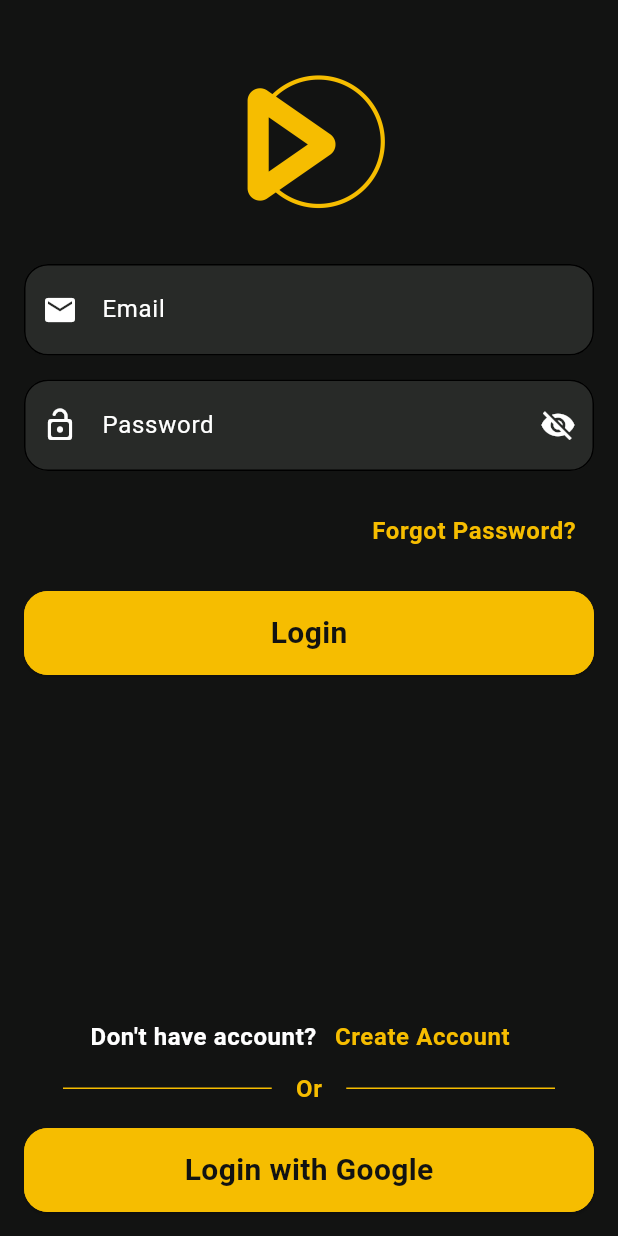
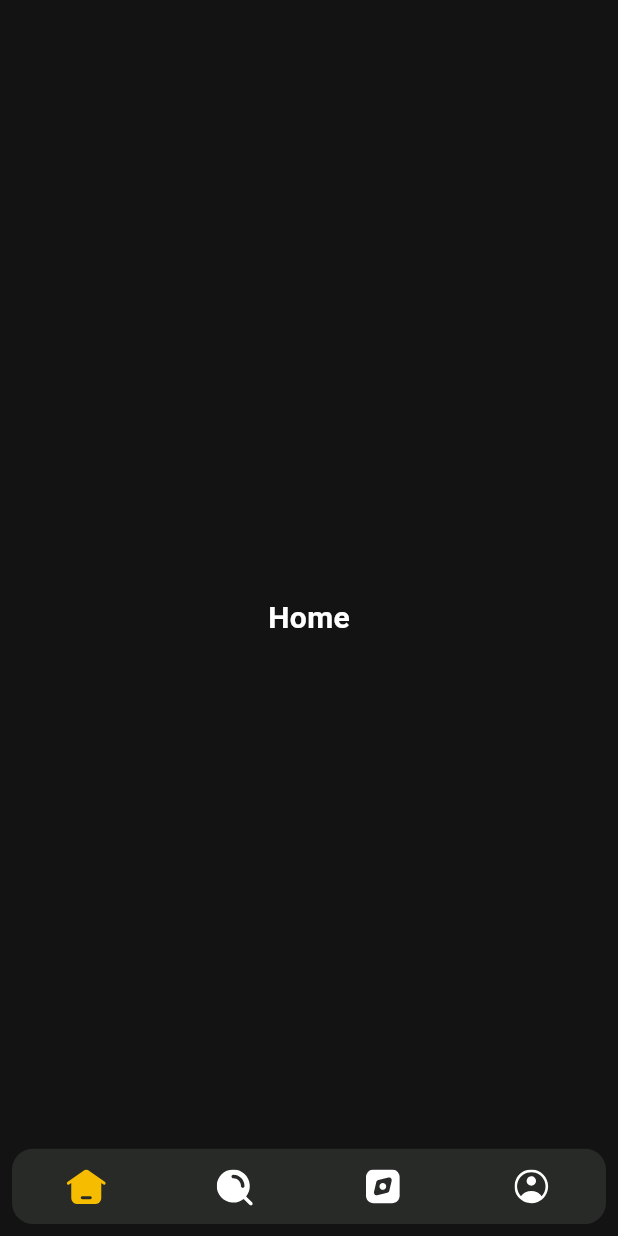
Before and after one commit to NourhanGimaey/movies_app, a Flutter app: the screen it shows after launch, after a tap on "Explore Now", after a tap on "Skip", after a tap on "Login", on a phone screen of 412 x 824 dp. Run offline on Flutter 3.47's test engine with Material 3 defaults, Android fonts, the phone set to English and light mode, and no system bars; our stand-ins replace animate_do, flutter_screenutil, flutter_svg.

Commit message:
Created main layout UI

```diff
--- a/lib/core/theme/app_colors.dart
+++ b/lib/core/theme/app_colors.dart
@@ -5,4 +5,5 @@ abstract class AppColors {
   static const Color white = Color(0xFFFFFFFF);
   static const Color grey = Color(0xFF282A28);
   static const Color yellow = Color(0xFFF6BD00);
+  static const Color transparent = Colors.transparent;
 }
--- a/lib/core/utils/app_assets.dart
+++ b/lib/core/utils/app_assets.dart
@@ -3,3 +3,10 @@ class AppImages {
   static const String appLogo = "assets/images/ss_logo.png";
   static const String forgotPassword = "assets/images/forgot_password.png";
 }
+
+class AppIcons {
+  static const String icHomeTab = "assets/icons/home_tab_ic.svg";
+  static const String icSearchTab = "assets/icons/search_tab_ic.svg";
+  static const String icExploreTab = "assets/icons/explore_tab_ic.svg";
+  static const String icProfileTab = "assets/icons/profile_tab_ic.svg";
+}
--- a/lib/core/utils/app_routes.dart
+++ b/lib/core/utils/app_routes.dart
@@ -2,6 +2,7 @@ import 'package:flutter/material.dart';
 import 'package:movies/presentation/auth/screens/forgot_password_screen.dart';
 import 'package:movies/presentation/auth/screens/login_screen.dart';
 import 'package:movies/presentation/auth/screens/register_screen.dart';
+import 'package:movies/presentation/main_layout/main_layout.dart';
 import 'package:movies/presentation/onboarding/screens/intro_screen.dart';
 import 'package:movies/presentation/onboarding/screens/onboarding_screen.dart';
 
@@ -10,7 +11,8 @@ enum AppRoutes {
   introScreen('/intro_screen'),
   loginScreen('/login_screen'),
   registerScreen('/register_screen'),
-  forgotPassword('/forgot_password_screen');
+  forgotPassword('/forgot_password_screen'),
+  mainLayout('/main_layout');
 
   final String routeName;
   const AppRoutes(this.routeName);
@@ -21,5 +23,6 @@ enum AppRoutes {
     AppRoutes.loginScreen.routeName: (context) => LoginScreen(),
     AppRoutes.registerScreen.routeName: (context) => RegisterScreen(),
     AppRoutes.forgotPassword.routeName: (context) => ForgotPasswordScreen(),
+    AppRoutes.mainLayout.routeName: (context) => MainLayout(),
   };
 }
--- a/lib/main.dart
+++ b/lib/main.dart
@@ -1,4 +1,5 @@
 import 'package:flutter/material.dart';
+import 'package:flutter_screenutil/flutter_screenutil.dart';
 import 'package:movies/core/theme/app_theme.dart';
 import 'package:movies/core/utils/app_routes.dart';
 
@@ -11,12 +12,16 @@ class MyApp extends StatelessWidget {
 
   @override
   Widget build(BuildContext context) {
-    return MaterialApp(
-      debugShowCheckedModeBanner: false,
-      title: 'Movies',
-      theme: AppTheme.darkTheme,
-      initialRoute: AppRoutes.onboardingScreen.routeName,
-      routes: AppRoutes.routes,
+    return ScreenUtilInit(
+      designSize: const Size(430, 932),
+      minTextAdapt: true,
+      builder: (context, child) => MaterialApp(
+        debugShowCheckedModeBanner: false,
+        title: 'Movies',
+        theme: AppTheme.darkTheme,
+        initialRoute: AppRoutes.onboardingScreen.routeName,
+        routes: AppRoutes.routes,
+      ),
     );
   }
 }
--- a/lib/presentation/auth/provider/auth_provider.dart
+++ b/lib/presentation/auth/provider/auth_provider.dart
@@ -12,7 +12,4 @@ class AuthProvider extends ChangeNotifier {
     passwordController.dispose();
     super.dispose();
   }
-
-
-
 }
--- a/lib/presentation/auth/screens/forgot_password_screen.dart
+++ b/lib/presentation/auth/screens/forgot_password_screen.dart
@@ -40,7 +40,6 @@ class ForgotPasswordScreen extends StatelessWidget {
                   padding: const EdgeInsets.all(16),
                   child: Column(
                     crossAxisAlignment: CrossAxisAlignment.center,
-                    mainAxisAlignment: MainAxisAlignment.center,
                     children: [
                       Image.asset(AppImages.forgotPassword),
 
--- a/lib/presentation/auth/screens/login_screen.dart
+++ b/lib/presentation/auth/screens/login_screen.dart
@@ -66,14 +66,19 @@ class LoginScreen extends StatelessWidget {
                       ),
                       const SizedBox(height: 16),
                       AppElevatedButton(
-                        onPress: () {},
+                        onPress: () {
+                          Navigator.pushReplacementNamed(
+                            context,
+                            AppRoutes.mainLayout.routeName,
+                          );
+                        },
                         text: "Login",
                         backgroundColor: Theme.of(
                           context,
                         ).colorScheme.secondary,
                         textColor: Theme.of(context).colorScheme.onPrimary,
                       ),
-                      const Spacer(),
+                      const SizedBox(height: 16),
                       Row(
                         mainAxisAlignment: MainAxisAlignment.center,
                         children: [
--- a/lib/presentation/auth/screens/register_screen.dart
+++ b/lib/presentation/auth/screens/register_screen.dart
@@ -94,7 +94,7 @@ class RegisterScreen extends StatelessWidget {
                         ).colorScheme.secondary,
                         textColor: Theme.of(context).colorScheme.onPrimary,
                       ),
-                      const Spacer(),
+                      const SizedBox(height: 24),
                       Row(
                         mainAxisAlignment: MainAxisAlignment.center,
                         children: [
--- /dev/null
+++ b/lib/presentation/main_layout/explore/explore_tab.dart
@@ -0,0 +1,10 @@
+import 'package:flutter/material.dart';
+
+class ExploreTab extends StatelessWidget {
+  const ExploreTab({super.key});
+
+  @override
+  Widget build(BuildContext context) {
+    return Scaffold(body: Center(child: Text("Explore")));
+  }
+}
--- /dev/null
+++ b/lib/presentation/main_layout/home/home_tab.dart
@@ -0,0 +1,10 @@
+import 'package:flutter/material.dart';
+
+class HomeTab extends StatelessWidget {
+  const HomeTab({super.key});
+
+  @override
+  Widget build(BuildContext context) {
+    return Scaffold(body: Center(child: Text("Home")));
+  }
+}
--- /dev/null
+++ b/lib/presentation/main_layout/main_layout.dart
@@ -0,0 +1,76 @@
+import 'package:flutter/material.dart';
+import 'package:flutter_screenutil/flutter_screenutil.dart';
+import 'package:flutter_svg/flutter_svg.dart';
+import 'package:movies/core/theme/app_colors.dart';
+import 'package:movies/core/utils/app_assets.dart';
+import 'package:movies/presentation/main_layout/explore/explore_tab.dart';
+import 'package:movies/presentation/main_layout/home/home_tab.dart';
+import 'package:movies/presentation/main_layout/profile/profile_tab.dart';
+import 'package:movies/presentation/main_layout/search/search_tab.dart';
+
+class MainLayout extends StatefulWidget {
+  const MainLayout({super.key});
+
+  @override
+  State<MainLayout> createState() => _MainLayoutState();
+}
+
+class _MainLayoutState extends State<MainLayout> {
+  int currentIndex = 0;
+  List<Widget> tabs = [
+    const HomeTab(),
+    const SearchTab(),
+    const ExploreTab(),
+    const ProfileTab(),
+  ];
+
+  changeSelectedIndex(int selectedIndex) {
+    setState(() {
+      currentIndex = selectedIndex;
+    });
+  }
+
+  @override
+  Widget build(BuildContext context) {
+    return Scaffold(
+      extendBody: true,
+      body: tabs[currentIndex],
+      bottomNavigationBar: BottomAppBar(
+        padding: EdgeInsets.all(8),
+        height: 75.h,
+        color: AppColors.transparent,
+        child: ClipRRect(
+          borderRadius: BorderRadiusGeometry.circular(16.r),
+          child: BottomNavigationBar(
+            currentIndex: currentIndex,
+            onTap: (value) => changeSelectedIndex(value),
+            backgroundColor: AppColors.grey,
+            type: BottomNavigationBarType.fixed,
+            selectedItemColor: AppColors.yellow,
+            unselectedItemColor: AppColors.white,
+            elevation: 0,
+            showSelectedLabels: false,
+            showUnselectedLabels: false,
+            items: [
+              CustomBottomNavBarItem(AppIcons.icHomeTab, "Home"),
+              CustomBottomNavBarItem(AppIcons.icSearchTab, "Search"),
+              CustomBottomNavBarItem(AppIcons.icExploreTab, "Explore"),
+              CustomBottomNavBarItem(AppIcons.icProfileTab, "Profile"),
+            ],
+          ),
+        ),
+      ),
+    );
+  }
+}
+
+class CustomBottomNavBarItem extends BottomNavigationBarItem {
+  String iconPath;
+  String title;
+  CustomBottomNavBarItem(this.iconPath, this.title)
+    : super(
+        label: title,
+        icon: SvgPicture.asset(iconPath),
+        activeIcon: SvgPicture.asset(iconPath, color: AppColors.yellow),
+      );
+}
--- /dev/null
+++ b/lib/presentation/main_layout/profile/profile_tab.dart
@@ -0,0 +1,10 @@
+import 'package:flutter/material.dart';
+
+class ProfileTab extends StatelessWidget {
+  const ProfileTab({super.key});
+
+  @override
+  Widget build(BuildContext context) {
+    return Scaffold(body: Center(child: Text("Profile")));
+  }
+}
--- /dev/null
+++ b/lib/presentation/main_layout/search/search_tab.dart
@@ -0,0 +1,10 @@
+import 'package:flutter/material.dart';
+
+class SearchTab extends StatelessWidget {
+  const SearchTab({super.key});
+
+  @override
+  Widget build(BuildContext context) {
+    return Scaffold(body: Center(child: Text("Search")));
+  }
+}
--- a/pubspec.yaml
+++ b/pubspec.yaml
@@ -38,6 +38,8 @@ dependencies:
   flutter_bloc: ^9.1.1
   provider: ^6.1.5+1
   animate_do: ^4.2.0
+  flutter_svg: ^2.2.3
+  flutter_screenutil: ^5.9.3
 
 dev_dependencies:
   flutter_test:
@@ -64,6 +66,7 @@ flutter:
   # To add assets to your application, add an assets section, like this:
   assets:
     - assets/images/
+    - assets/icons/
 
   # An image asset can refer to one or more resolution-specific "variants", see
   # https://flutter.dev/to/resolution-aware-images
```
Also changed, not shown: assets/icons/explore_tab_ic.svg (added), assets/icons/home_tab_ic.svg (added), assets/icons/profile_tab_ic.svg (added), assets/icons/search_tab_ic.svg (added), pubspec.lock, 3 other files.
